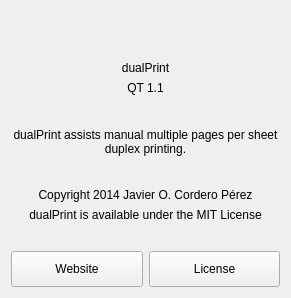
First picture: the form in dualPrint QT 1.0/about.ui, repository Cuperino/dualPrint, before the edit.
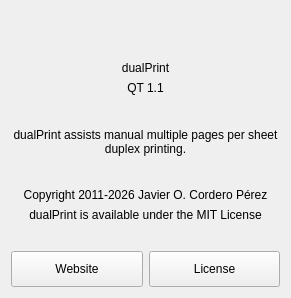
Second picture: the form after the edit. Icons and pictures are not drawn.

```diff
--- a/dualPrint QT 1.0/about.ui
+++ b/dualPrint QT 1.0/about.ui
@@ -110,7 +110,7 @@
       </sizepolicy>
      </property>
      <property name="text">
-      <string>Copyright 2014 Javier O. Cordero Pérez</string>
+      <string>Copyright 2011-2026 Javier O. Cordero Pérez</string>
      </property>
      <property name="alignment">
       <set>Qt::AlignmentFlag::AlignBottom|Qt::AlignmentFlag::AlignHCenter</set>
```
